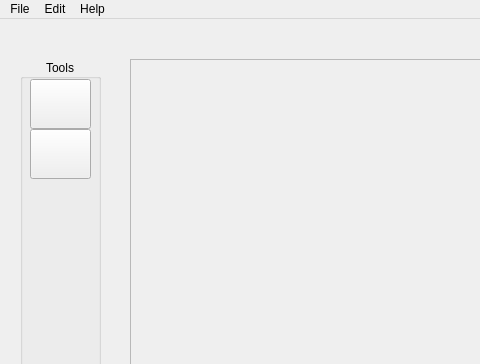
The window that PixelEditor/mainwindow.ui (ParkerMiddleton/Sprite-Animator) describes before a commit, drawn with Qt 5; both pictures show x 0 to 480 and y 0 to 364 of the 968 by 652 pixel window.
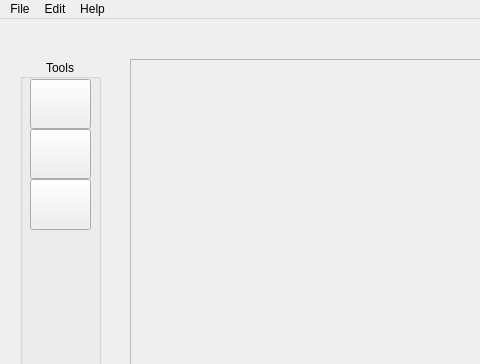
The same window after the commit. Custom widgets are drawn as their Qt base class.

Commit message: Implemented the color palette color selector

Diff of the .ui file:
```diff
--- a/PixelEditor/mainwindow.ui
+++ b/PixelEditor/mainwindow.ui
@@ -138,6 +138,25 @@
       <string/>
      </property>
     </widget>
+    <widget class="QPushButton" name="ColorPaletteButton">
+     <property name="geometry">
+      <rect>
+       <x>10</x>
+       <y>120</y>
+       <width>61</width>
+       <height>51</height>
+      </rect>
+     </property>
+     <property name="text">
+      <string/>
+     </property>
+     <property name="iconSize">
+      <size>
+       <width>40</width>
+       <height>40</height>
+      </size>
+     </property>
+    </widget>
    </widget>
   </widget>
   <widget class="QMenuBar" name="menubar">
```
Left out of the diff: 2 changed lines with no effect on the pictures. The commit also changes 8 other files.
